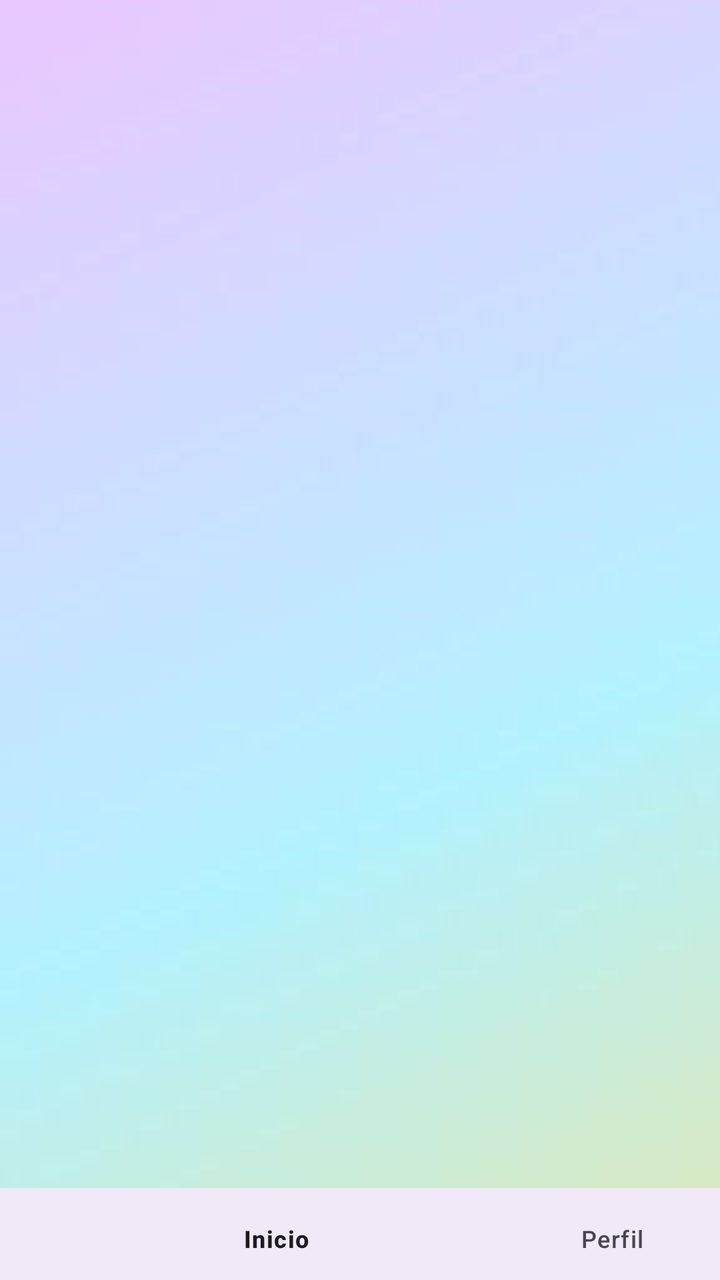
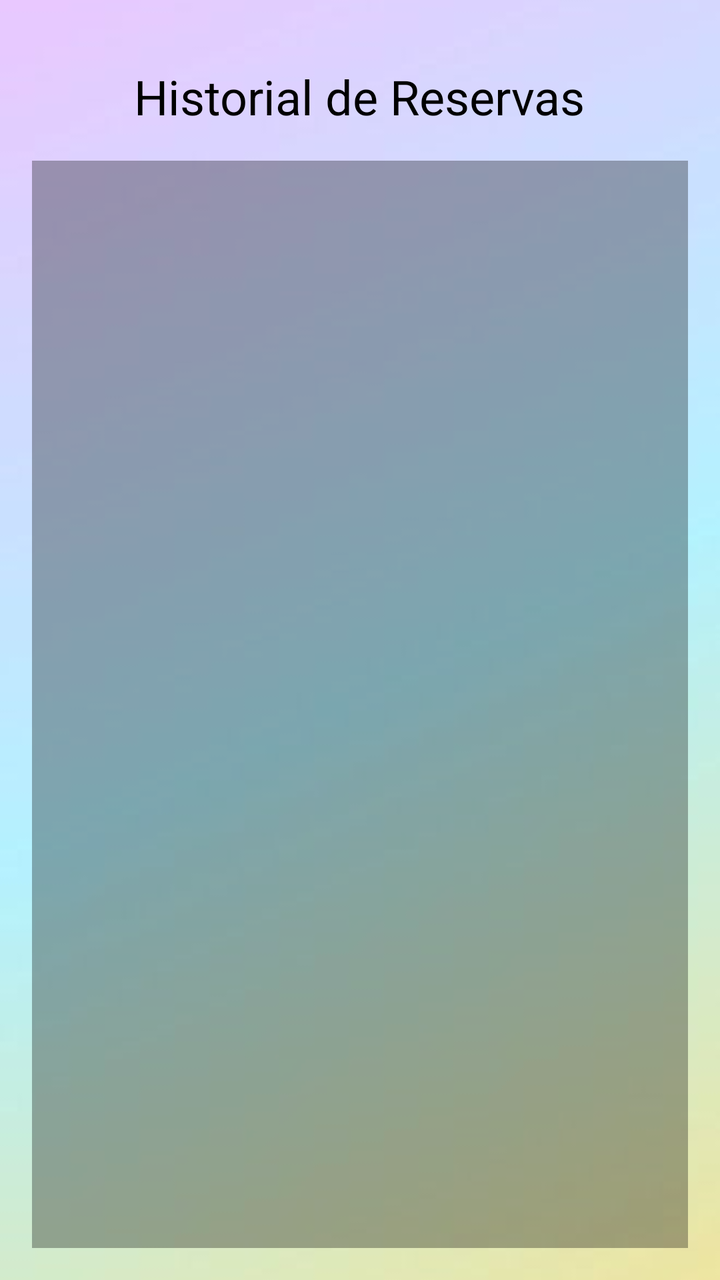

Screens rendered from an Android XML layout before and after an edit, with the pre-edit source and the edit as a unified diff.
<!-- AndroidManifest.xml: application theme Theme.Appp -->
<!-- res/layout/activity_historial.xml -->
<?xml version="1.0" encoding="utf-8"?>
<androidx.constraintlayout.widget.ConstraintLayout xmlns:android="http://schemas.android.com/apk/res/android"
    xmlns:app="http://schemas.android.com/apk/res-auto"
    xmlns:tools="http://schemas.android.com/tools"
    android:id="@+id/main"
    android:layout_width="match_parent"
    android:layout_height="match_parent"
    tools:context=".Historial">

    <ImageView
        android:id="@+id/imageView"
        android:layout_width="411dp"
        android:layout_height="731dp"
        android:scaleType="centerCrop"
        app:srcCompat="@drawable/bdd4666fdcba42069e53862f98720581"
        tools:ignore="MissingConstraints"
        tools:layout_editor_absoluteX="0dp"
        tools:layout_editor_absoluteY="0dp" />

    <com.google.android.material.bottomnavigation.BottomNavigationView
        android:id="@+id/bottomNavigationView"
        android:layout_width="445dp"
        android:layout_height="46dp"
        android:layout_alignParentBottom="true"
        android:background="?android:attr/windowBackground"
        app:layout_constraintBottom_toBottomOf="parent"
        app:layout_constraintTop_toTopOf="parent"
        app:layout_constraintVertical_bias="1.0"
        tools:ignore="MissingConstraints"
        tools:layout_editor_absoluteX="-1dp"
        app:menu="@menu/bottom_menu"/>
</androidx.constraintlayout.widget.ConstraintLayout>
<!-- resources referenced by this layout -->
<resources>
  <!-- drawable bdd4666fdcba42069e53862f98720581: jpg bitmap (drawable, 3754 bytes) -->
  <style name="Theme.Appp" parent="Base.Theme.Appp" />
  <style name="Base.Theme.Appp" parent="Theme.Material3.DayNight.NoActionBar">
          
          
      </style>
</resources>

<!-- the commit's change to res/layout/activity_historial.xml (unified diff, before → after) -->
@@ -1,32 +1,46 @@
 <?xml version="1.0" encoding="utf-8"?>
-<androidx.constraintlayout.widget.ConstraintLayout xmlns:android="http://schemas.android.com/apk/res/android"
+<FrameLayout xmlns:android="http://schemas.android.com/apk/res/android"
     xmlns:app="http://schemas.android.com/apk/res-auto"
-    xmlns:tools="http://schemas.android.com/tools"
-    android:id="@+id/main"
     android:layout_width="match_parent"
-    android:layout_height="match_parent"
-    tools:context=".Historial">
+    android:layout_height="match_parent">
 
+    
     <ImageView
         android:id="@+id/imageView"
-        android:layout_width="411dp"
-        android:layout_height="731dp"
+        android:layout_width="match_parent"
+        android:layout_height="match_parent"
         android:scaleType="centerCrop"
-        app:srcCompat="@drawable/bdd4666fdcba42069e53862f98720581"
-        tools:ignore="MissingConstraints"
-        tools:layout_editor_absoluteX="0dp"
-        tools:layout_editor_absoluteY="0dp" />
+        app:srcCompat="@drawable/bdd4666fdcba42069e53862f98720581" />
 
-    <com.google.android.material.bottomnavigation.BottomNavigationView
-        android:id="@+id/bottomNavigationView"
-        android:layout_width="445dp"
-        android:layout_height="46dp"
-        android:layout_alignParentBottom="true"
-        android:background="?android:attr/windowBackground"
-        app:layout_constraintBottom_toBottomOf="parent"
-        app:layout_constraintTop_toTopOf="parent"
-        app:layout_constraintVertical_bias="1.0"
-        tools:ignore="MissingConstraints"
-        tools:layout_editor_absoluteX="-1dp"
-        app:menu="@menu/bottom_menu"/>
-</androidx.constraintlayout.widget.ConstraintLayout>
+
+    <LinearLayout
+        android:orientation="vertical"
+        android:layout_width="match_parent"
+        android:layout_height="match_parent"
+        android:padding="16dp">
+
+
+        <TextView
+            android:id="@+id/textViewHistorial"
+            android:layout_width="wrap_content"
+            android:layout_height="wrap_content"
+            android:text="Historial de Reservas"
+            android:textSize="24sp"
+            android:layout_gravity="center"
+            android:padding="16dp"
+            android:textColor="@color/black" />
+
+
+        <ListView
+            android:id="@+id/listViewHistorial"
+            android:layout_width="match_parent"
+            android:layout_height="0dp"
+            android:layout_weight="1"
+            android:divider="@android:color/darker_gray"
+            android:dividerHeight="1dp"
+            android:padding="8dp"
+            android:background="#50000000" />
+
+
+    </LinearLayout>
+</FrameLayout>
<!-- resource entries referenced after the edit -->
@@ -1,5 +1,6 @@
 <!-- resources referenced by this layout -->
 <resources>
+  <color name="black">#FF000000</color>
   <!-- drawable bdd4666fdcba42069e53862f98720581: jpg bitmap (drawable, 3754 bytes) -->
   <style name="Theme.Appp" parent="Base.Theme.Appp" />
   <style name="Base.Theme.Appp" parent="Theme.Material3.DayNight.NoActionBar">
